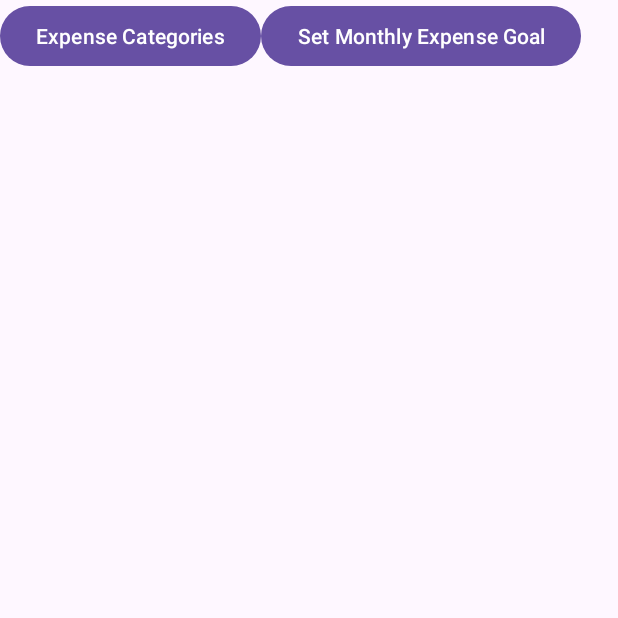
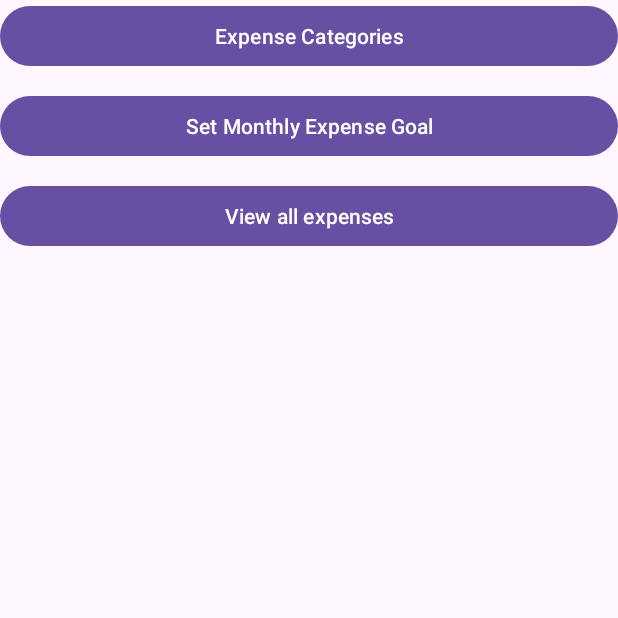
Before and after one commit to ST10268917/Flourish-Budgeting-App, an Android app: the Dashboard screen opened directly, with no data from a screen before it, on a phone screen of 412 x 824 dp, the top half of it. Run offline under Robolectric (Android 15) with nearby library versions, the phone set to English and light mode, and no system bars; our stand-ins replace Firebase (no records; nobody signed in at launch, a user with empty details on screens opened directly).

Commit message:
Expense filtering added

```diff
--- a/app/src/main/AndroidManifest.xml
+++ b/app/src/main/AndroidManifest.xml
@@ -22,6 +22,9 @@
         android:supportsRtl="true"
         android:theme="@style/Theme.Flourish"
         tools:targetApi="31">
+        <activity
+            android:name=".FilterExpensesActivity"
+            android:exported="false" />
         <activity
             android:name=".BudgetActivity"
             android:exported="false" />
--- a/app/src/main/java/com/aj/flourish/BudgetAdapter.kt
+++ b/app/src/main/java/com/aj/flourish/BudgetAdapter.kt
@@ -22,8 +22,9 @@ class BudgetAdapter(private val budgets: List<Budget>) : RecyclerView.Adapter<Bu
         val budget = budgets[position]
         val monthName = DateFormatSymbols().months[budget.month - 1]
         holder.monthYear.text = "$monthName ${budget.year}"
-        holder.minMax.text = "Min: ${UserSettings.currency}${budget.minAmount} | Max: ${UserSettings.currency}${budget.maxAmount}"
+        holder.minMax.text = "Min: ${UserSettings.currencySymbol} ${String.format("%.2f", budget.minAmount)} | Max: ${UserSettings.currencySymbol} ${String.format("%.2f", budget.maxAmount)}"
     }
+
 
     override fun getItemCount(): Int = budgets.size
 }
--- a/app/src/main/java/com/aj/flourish/CategoryDetail.kt
+++ b/app/src/main/java/com/aj/flourish/CategoryDetail.kt
@@ -83,7 +83,10 @@ import java.util.Locale
             val recyclerViewExpenses = findViewById<RecyclerView>(R.id.recyclerViewExpenses)
             recyclerViewExpenses.layoutManager = LinearLayoutManager(this)
 
-            expenseAdapter = ExpenseAdapter(expenseList)
+            expenseAdapter = ExpenseAdapter(expenseList) { expense ->
+                showExpenseDetailDialog(expense)
+            }
+
             recyclerViewExpenses.adapter = expenseAdapter
 
             // Register permission and activity result handlers
--- a/app/src/main/java/com/aj/flourish/Dashboard.kt
+++ b/app/src/main/java/com/aj/flourish/Dashboard.kt
@@ -14,6 +14,7 @@ class Dashboard : AppCompatActivity() {
 
     private lateinit var categoryBtn: Button
     private lateinit var budgetBtn: Button
+    private lateinit var allExpensesBtn: Button
 
     override fun onCreate(savedInstanceState: Bundle?) {
         super.onCreate(savedInstanceState)
@@ -33,6 +34,7 @@ class Dashboard : AppCompatActivity() {
 
         categoryBtn = findViewById(R.id.categoryBtn)
         budgetBtn = findViewById(R.id.budgetBtn)
+        allExpensesBtn = findViewById(R.id.allExpensesBtn)
 
         ViewCompat.setOnApplyWindowInsetsListener(findViewById(R.id.main)) { v, insets ->
             val systemBars = insets.getInsets(WindowInsetsCompat.Type.systemBars())
@@ -49,6 +51,10 @@ class Dashboard : AppCompatActivity() {
             finish()
         }
 
+        allExpensesBtn.setOnClickListener {
+            startActivity(Intent(this, FilterExpensesActivity::class.java))
+            finish()
+        }
 
     }
 }
--- a/app/src/main/java/com/aj/flourish/ExpenseDao.kt
+++ b/app/src/main/java/com/aj/flourish/ExpenseDao.kt
@@ -17,5 +17,8 @@ interface ExpenseDao {
     // Deletes the specified expense from the database
     @Delete
     suspend fun deleteExpense(expense: Expense)
+    @Query("SELECT * FROM expenses WHERE userId = :userId AND date BETWEEN :startDate AND :endDate ORDER BY date DESC")
+    suspend fun getExpensesBetweenDates(userId: String, startDate: Long, endDate: Long): List<Expense>
+
 
 }
--- a/app/src/main/res/layout/activity_dashboard.xml
+++ b/app/src/main/res/layout/activity_dashboard.xml
@@ -1,22 +1,30 @@
-<?xml version="1.0" encoding="utf-8"?>
 <LinearLayout xmlns:android="http://schemas.android.com/apk/res/android"
     xmlns:app="http://schemas.android.com/apk/res-auto"
     xmlns:tools="http://schemas.android.com/tools"
     android:id="@+id/main"
     android:layout_width="match_parent"
     android:layout_height="match_parent"
+    android:orientation="vertical"
+    android:padding="24dp"
     tools:context=".Dashboard">
 
     <Button
         android:id="@+id/categoryBtn"
-        android:layout_width="wrap_content"
+        android:layout_width="match_parent"
         android:layout_height="wrap_content"
-        android:text="Expense Categories"/>
+        android:text="Expense Categories"
+        android:layout_marginBottom="12dp" />
 
     <Button
         android:id="@+id/budgetBtn"
-        android:layout_width="wrap_content"
+        android:layout_width="match_parent"
         android:layout_height="wrap_content"
-        android:text="Set Monthly Expense Goal"/>
+        android:text="Set Monthly Expense Goal"
+        android:layout_marginBottom="12dp" />
 
+    <Button
+        android:id="@+id/allExpensesBtn"
+        android:layout_width="match_parent"
+        android:layout_height="wrap_content"
+        android:text="View all expenses" />
 </LinearLayout>
```
Also changed, not shown: app/src/main/java/com/aj/flourish/ExpenseAdapter.kt (+8 -15 lines), app/src/main/java/com/aj/flourish/FilterExpensesActivity.kt (added, +134 -0 lines), app/src/main/res/layout/activity_filter_expenses.xml (added, +35 -0 lines).
